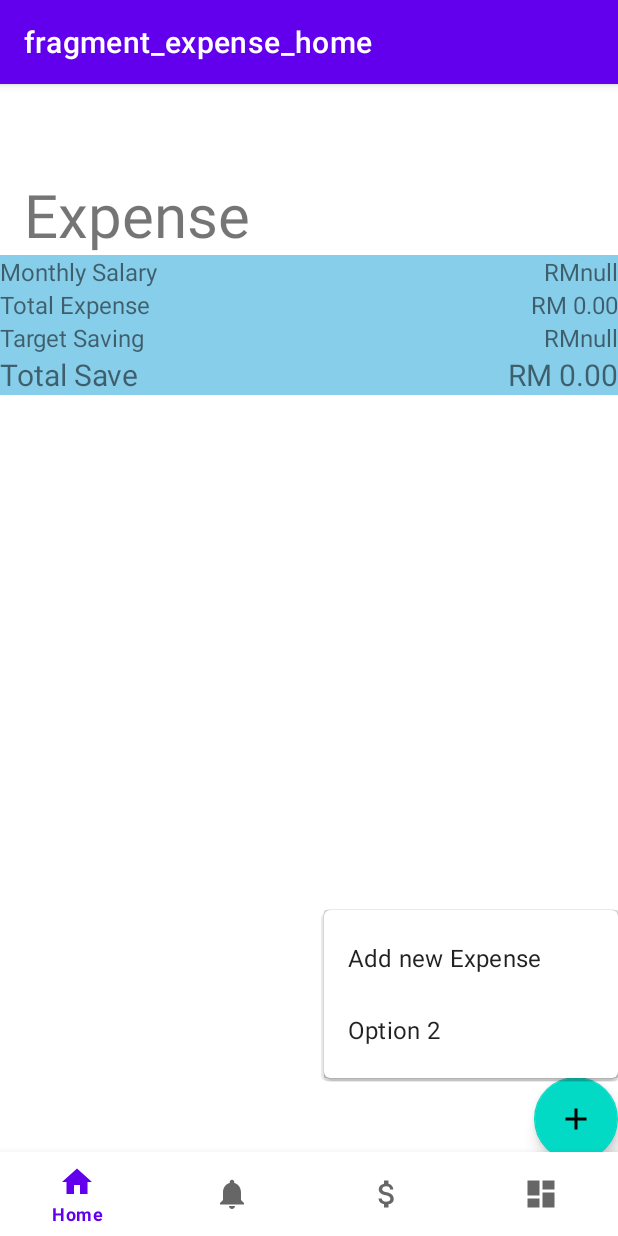
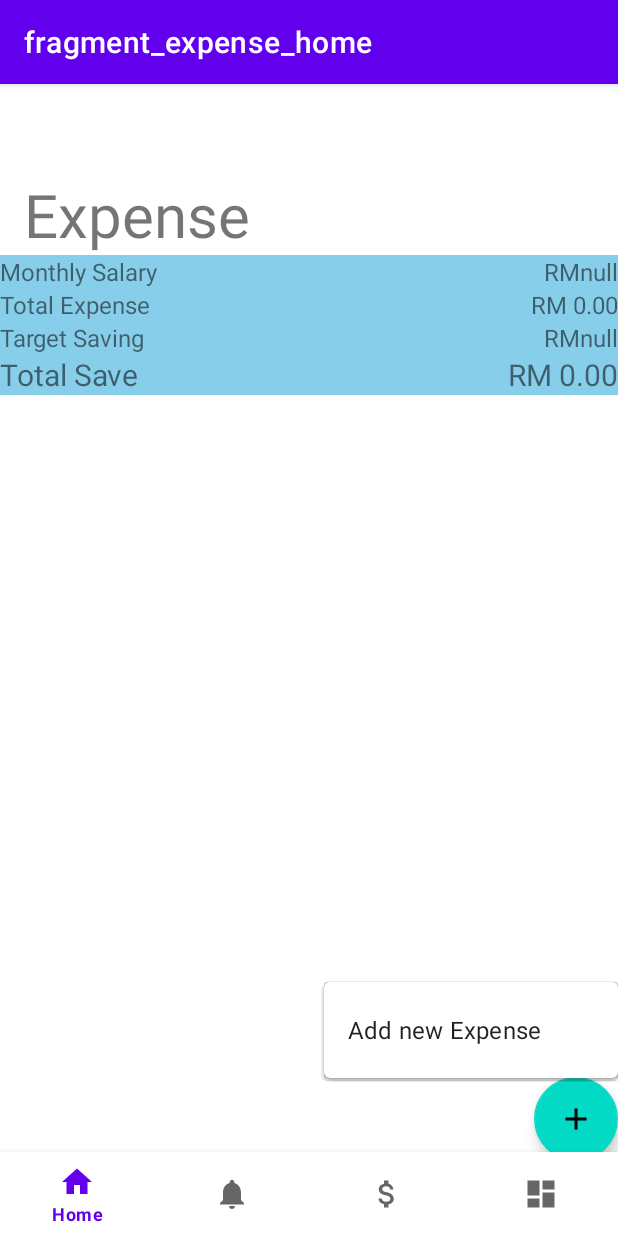
Before and after one commit to LauHongSoon/Assignment, an Android app: the ExpenseHomeFragment screen opened through its navigation route, after a tap on an icon or button, on a phone screen of 412 x 824 dp. Run offline under Robolectric (Android 15) with nearby library versions, the phone set to English and light mode, and no system bars; our stand-ins replace Firebase (no records; nobody signed in at launch, a user with empty details on screens opened directly), navigation-ui.

Commit message:
Expense CRUD Completed

```diff
--- a/app/src/main/java/my/edu/tarc/mobileass/ui/expense/ExpenseHomeFragment.kt
+++ b/app/src/main/java/my/edu/tarc/mobileass/ui/expense/ExpenseHomeFragment.kt
@@ -142,10 +142,6 @@ class ExpenseHomeFragment : Fragment() {
                     findNavController().navigate(R.id.action_navigation_expenses_to_addNewExpenseFragment)
                     true
                 }
-                R.id.action_option2 -> {
-                    // Handle Option 2 click
-                    true
-                }
                 else -> false
             }
         }
--- a/app/src/main/res/menu/fab_expense_menu.xml
+++ b/app/src/main/res/menu/fab_expense_menu.xml
@@ -3,8 +3,5 @@
     <item
         android:id="@+id/add"
         android:title="Add new Expense" />
-    <item
-        android:id="@+id/action_option2"
-        android:title="Option 2" />
 
 </menu>
```
